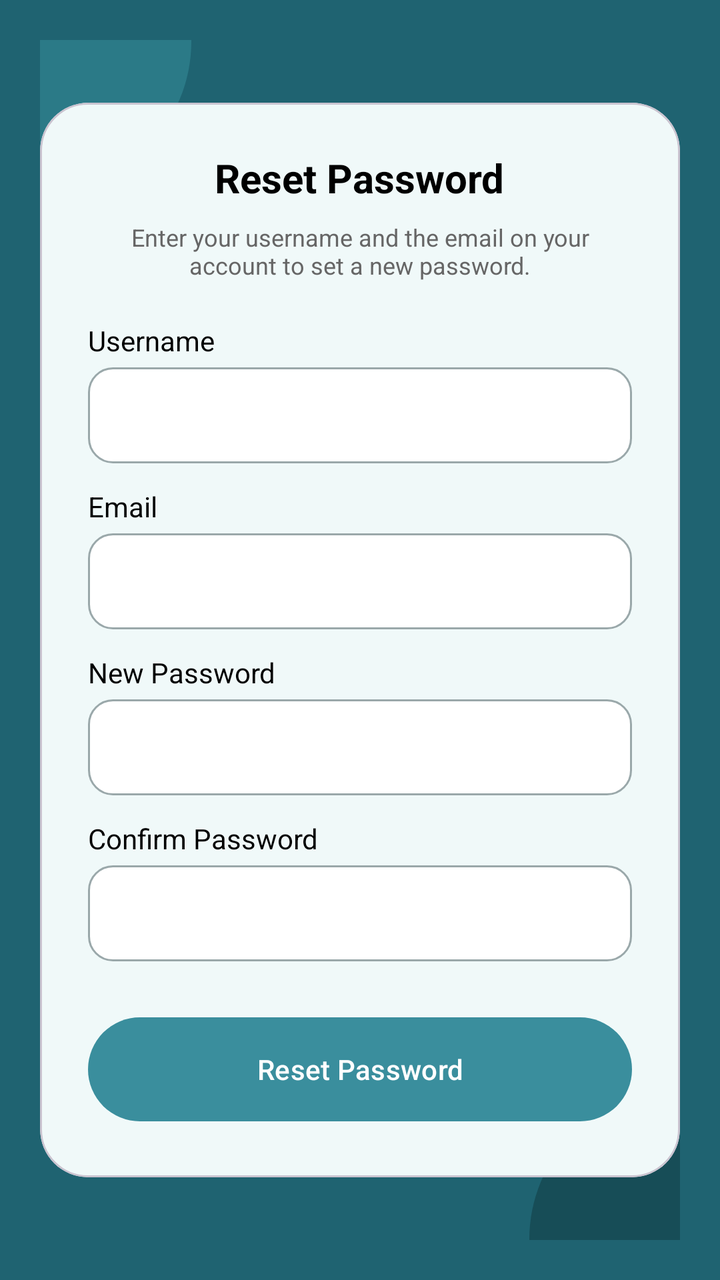
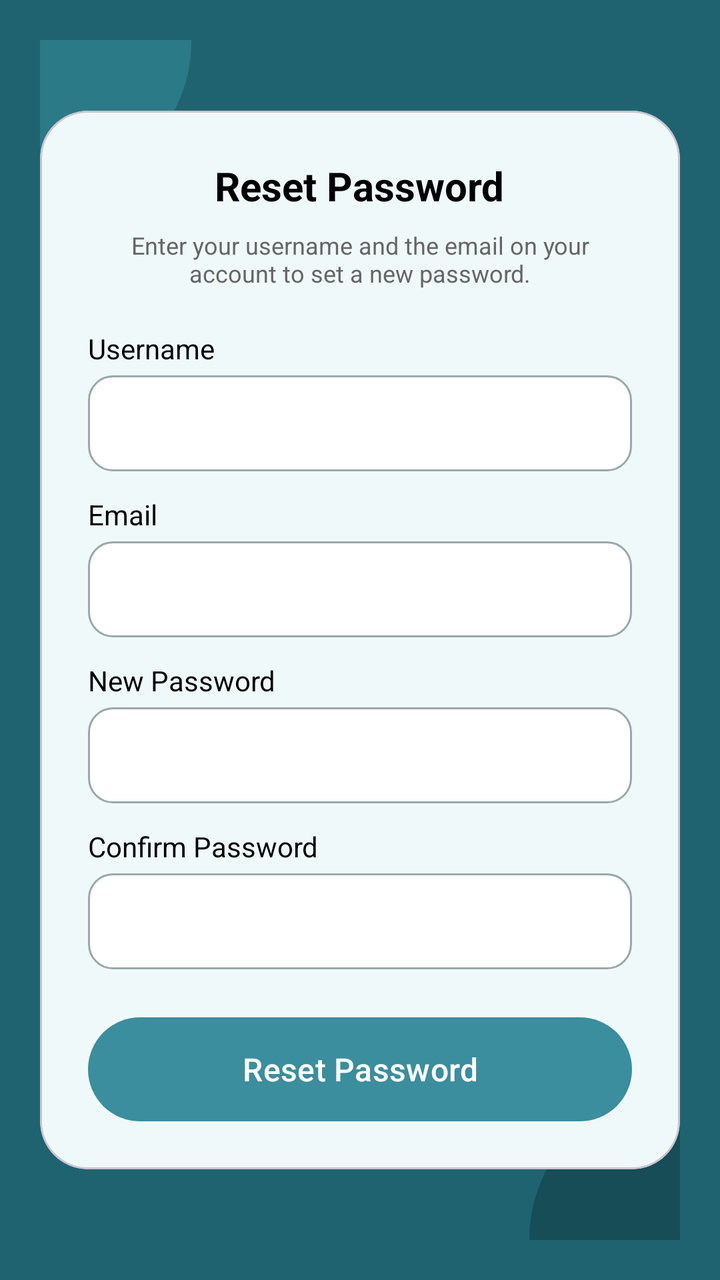

An Android layout rendered at two revisions. The XML below is the earlier revision; the diff shows what the commit changed to produce the second picture.
<!-- AndroidManifest.xml: application theme Theme.PharmaFind -->
<!-- res/layout/dialog_reset_password.xml -->
<?xml version="1.0" encoding="utf-8"?>
<androidx.constraintlayout.widget.ConstraintLayout xmlns:android="http://schemas.android.com/apk/res/android"
    xmlns:app="http://schemas.android.com/apk/res-auto"
    android:layout_width="match_parent"
    android:layout_height="wrap_content"
    android:background="@color/primary_dark"
    android:padding="20dp">

    
    <View
        android:layout_width="150dp"
        android:layout_height="150dp"
        android:background="@drawable/circle_background"
        android:backgroundTint="@color/decor_circle_light"
        android:layout_marginTop="-75dp"
        android:layout_marginStart="-75dp"
        app:layout_constraintTop_toTopOf="parent"
        app:layout_constraintStart_toStartOf="parent" />

    <View
        android:layout_width="150dp"
        android:layout_height="150dp"
        android:background="@drawable/circle_background"
        android:backgroundTint="@color/decor_circle_dark"
        android:layout_marginBottom="-75dp"
        android:layout_marginEnd="-75dp"
        app:layout_constraintBottom_toBottomOf="parent"
        app:layout_constraintEnd_toEndOf="parent" />

    <com.google.android.material.card.MaterialCardView
        android:layout_width="match_parent"
        android:layout_height="wrap_content"
        app:cardCornerRadius="24dp"
        app:cardElevation="0dp"
        app:cardBackgroundColor="#F0F9F9"
        app:layout_constraintTop_toTopOf="parent"
        app:layout_constraintBottom_toBottomOf="parent"
        app:layout_constrainedHeight="true">

        <ScrollView
            android:layout_width="match_parent"
            android:layout_height="wrap_content">

            <LinearLayout
                android:layout_width="match_parent"
                android:layout_height="wrap_content"
                android:orientation="vertical"
                android:padding="24dp">

                <TextView
                    android:id="@+id/tvResetTitle"
                    android:layout_width="wrap_content"
                    android:layout_height="wrap_content"
                    android:layout_gravity="center"
                    android:text="Reset Password"
                    android:textColor="@color/black"
                    android:textSize="20sp"
                    android:textStyle="bold"
                    android:layout_marginBottom="8dp" />

                <TextView
                    android:layout_width="match_parent"
                    android:layout_height="wrap_content"
                    android:gravity="center"
                    android:text="Enter your username and the email on your account to set a new password."
                    android:textColor="@color/text_gray"
                    android:textSize="12sp"
                    android:layout_marginBottom="20dp" />

                <TextView
                    android:layout_width="wrap_content"
                    android:layout_height="wrap_content"
                    android:text="@string/username"
                    android:textColor="@color/black"
                    android:textSize="14sp" />

                <EditText
                    android:id="@+id/etResetUsername"
                    android:layout_width="match_parent"
                    android:layout_height="48dp"
                    android:layout_marginTop="4dp"
                    android:layout_marginBottom="12dp"
                    android:background="@drawable/edittext_background"
                    android:paddingHorizontal="12dp"
                    android:textColor="@color/black"
                    android:inputType="text" />

                <TextView
                    android:layout_width="wrap_content"
                    android:layout_height="wrap_content"
                    android:text="@string/email"
                    android:textColor="@color/black"
                    android:textSize="14sp" />

                <EditText
                    android:id="@+id/etResetEmail"
                    android:layout_width="match_parent"
                    android:layout_height="48dp"
                    android:layout_marginTop="4dp"
                    android:layout_marginBottom="12dp"
                    android:background="@drawable/edittext_background"
                    android:paddingHorizontal="12dp"
                    android:textColor="@color/black"
                    android:inputType="textEmailAddress" />

                <TextView
                    android:layout_width="wrap_content"
                    android:layout_height="wrap_content"
                    android:text="New Password"
                    android:textColor="@color/black"
                    android:textSize="14sp" />

                <EditText
                    android:id="@+id/etResetNewPassword"
                    android:layout_width="match_parent"
                    android:layout_height="48dp"
                    android:layout_marginTop="4dp"
                    android:layout_marginBottom="12dp"
                    android:background="@drawable/edittext_background"
                    android:paddingHorizontal="12dp"
                    android:textColor="@color/black"
                    android:inputType="textPassword" />

                <TextView
                    android:layout_width="wrap_content"
                    android:layout_height="wrap_content"
                    android:text="@string/confirm_password"
                    android:textColor="@color/black"
                    android:textSize="14sp" />

                <EditText
                    android:id="@+id/etResetConfirmPassword"
                    android:layout_width="match_parent"
                    android:layout_height="48dp"
                    android:layout_marginTop="4dp"
                    android:layout_marginBottom="24dp"
                    android:background="@drawable/edittext_background"
                    android:paddingHorizontal="12dp"
                    android:textColor="@color/black"
                    android:inputType="textPassword" />

                <com.google.android.material.button.MaterialButton
                    android:id="@+id/btnSubmitReset"
                    android:layout_width="match_parent"
                    android:layout_height="60dp"
                    android:text="Reset Password"
                    android:textAllCaps="false"
                    app:cornerRadius="30dp"
                    app:backgroundTint="@color/primary_teal" />

            </LinearLayout>
        </ScrollView>
    </com.google.android.material.card.MaterialCardView>

</androidx.constraintlayout.widget.ConstraintLayout>
<!-- resources referenced by this layout -->
<resources>
  <color name="black">#FF000000</color>
  <color name="decor_circle_dark">#174D57</color>
  <color name="decor_circle_light">#2B7A87</color>
  <color name="primary_dark">#1F6371</color>
  <color name="primary_teal">#3A8E9D</color>
  <color name="text_gray">#666666</color>
  <!-- drawable circle_background (drawable) -->
  <?xml version="1.0" encoding="utf-8"?>
  <shape xmlns:android="http://schemas.android.com/apk/res/android"
      android:shape="oval">
      <solid android:color="#A0D8D8" />
  </shape>
  <!-- drawable edittext_background (drawable) -->
  <?xml version="1.0" encoding="utf-8"?>
  <selector xmlns:android="http://schemas.android.com/apk/res/android">
      <item android:state_focused="true">
          <shape>
              <corners android:radius="12dp" />
              <stroke android:width="2dp" android:color="@color/primary_teal" />
              <solid android:color="@color/white" />
          </shape>
      </item>
      <item>
          <shape>
              <corners android:radius="12dp" />
              <stroke android:width="1dp" android:color="@color/field_border" />
              <solid android:color="@color/white" />
          </shape>
      </item>
  </selector>
  <string name="confirm_password">Confirm Password</string>
  <string name="email">Email</string>
  <string name="username">Username</string>
  <style name="Theme.PharmaFind" parent="Base.Theme.PharmaFind">
          <item name="colorPrimary">@color/primary_teal</item>
          <item name="colorOnPrimary">@color/white</item>
          <item name="colorPrimaryContainer">@color/teal_container</item>
          <item name="colorOnPrimaryContainer">@color/primary_dark</item>
          <item name="colorSecondary">@color/primary_teal</item>
          <item name="colorOnSecondary">@color/white</item>
          <item name="colorSecondaryContainer">@color/teal_container</item>
          <item name="colorOnSecondaryContainer">@color/primary_dark</item>
          <item name="colorSurface">@color/white</item>
          <item name="colorOnSurface">@color/on_surface</item>
          <item name="colorSurfaceVariant">@color/surface_variant</item>
          <item name="colorOnSurfaceVariant">@color/on_surface_variant</item>
          <item name="colorOutline">@color/outline</item>
          <item name="colorSurfaceContainerLowest">@color/white</item>
          <item name="colorSurfaceContainerLow">@color/surface_container_low</item>
          <item name="colorSurfaceContainer">@color/surface_container</item>
          <item name="colorSurfaceContainerHigh">@color/surface_container_high</item>
          <item name="colorSurfaceContainerHighest">@color/surface_container_highest</item>
          
          <item name="elevationOverlayEnabled">false</item>
      </style>
  <color name="white">#FFFFFFFF</color>
  <color name="field_border">#9AA8AA</color>
  <style name="Base.Theme.PharmaFind" parent="Theme.Material3.Light.NoActionBar">
          <item name="android:forceDarkAllowed" tools:targetApi="q">false</item>
          
          
      </style>
  <color name="teal_container">#D6EEF1</color>
  <color name="on_surface">#1B1F21</color>
  <color name="surface_variant">#E3EBEC</color>
  <color name="on_surface_variant">#3F484A</color>
  <color name="outline">#6F797A</color>
  <color name="surface_container_low">#F4F8F8</color>
  <color name="surface_container">#EEF3F4</color>
  <color name="surface_container_high">#E8EEEF</color>
  <color name="surface_container_highest">#E2E9EA</color>
</resources>

<!-- the commit's change to res/layout/dialog_reset_password.xml (unified diff, before → after) -->
@@ -140,13 +140,10 @@
                     android:inputType="textPassword" />
 
                 <com.google.android.material.button.MaterialButton
+                    style="@style/Widget.PharmaFind.Button"
                     android:id="@+id/btnSubmitReset"
                     android:layout_width="match_parent"
-                    android:layout_height="60dp"
-                    android:text="Reset Password"
-                    android:textAllCaps="false"
-                    app:cornerRadius="30dp"
-                    app:backgroundTint="@color/primary_teal" />
+                    android:text="Reset Password" />
 
             </LinearLayout>
         </ScrollView>
<!-- resource entries referenced after the edit -->
@@ -33,6 +33,16 @@
   <string name="confirm_password">Confirm Password</string>
   <string name="email">Email</string>
   <string name="username">Username</string>
+  <style name="Widget.PharmaFind.Button" parent="Widget.Material3.Button">
+          <item name="android:layout_height">52dp</item>
+          <item name="android:insetTop">0dp</item>
+          <item name="android:insetBottom">0dp</item>
+          <item name="cornerRadius">26dp</item>
+          <item name="backgroundTint">@color/primary_teal</item>
+          <item name="android:textColor">@color/white</item>
+          <item name="android:textSize">16sp</item>
+          <item name="android:textAllCaps">false</item>
+      </style>
   <style name="Theme.PharmaFind" parent="Base.Theme.PharmaFind">
           <item name="colorPrimary">@color/primary_teal</item>
           <item name="colorOnPrimary">@color/white</item>
